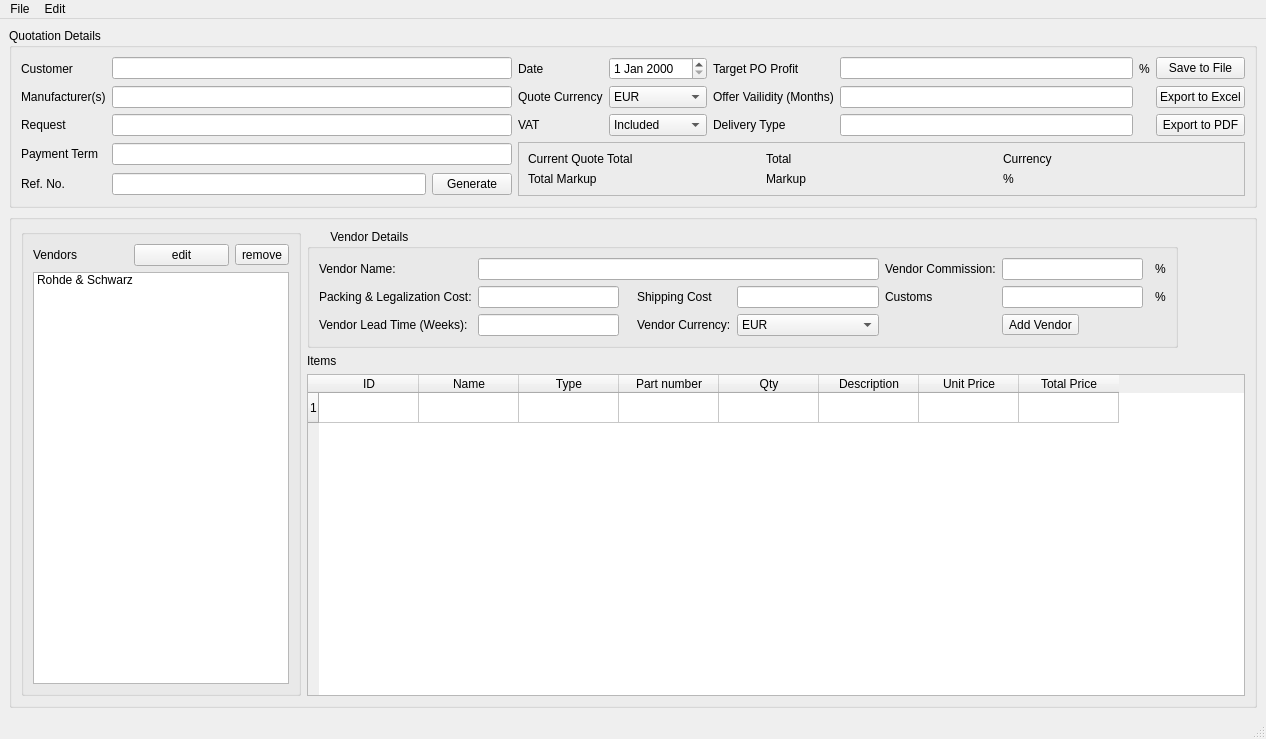
alyashraf97/QuotationCreator, file QuoteCreatorQT/main_window.ui: the form before one commit.
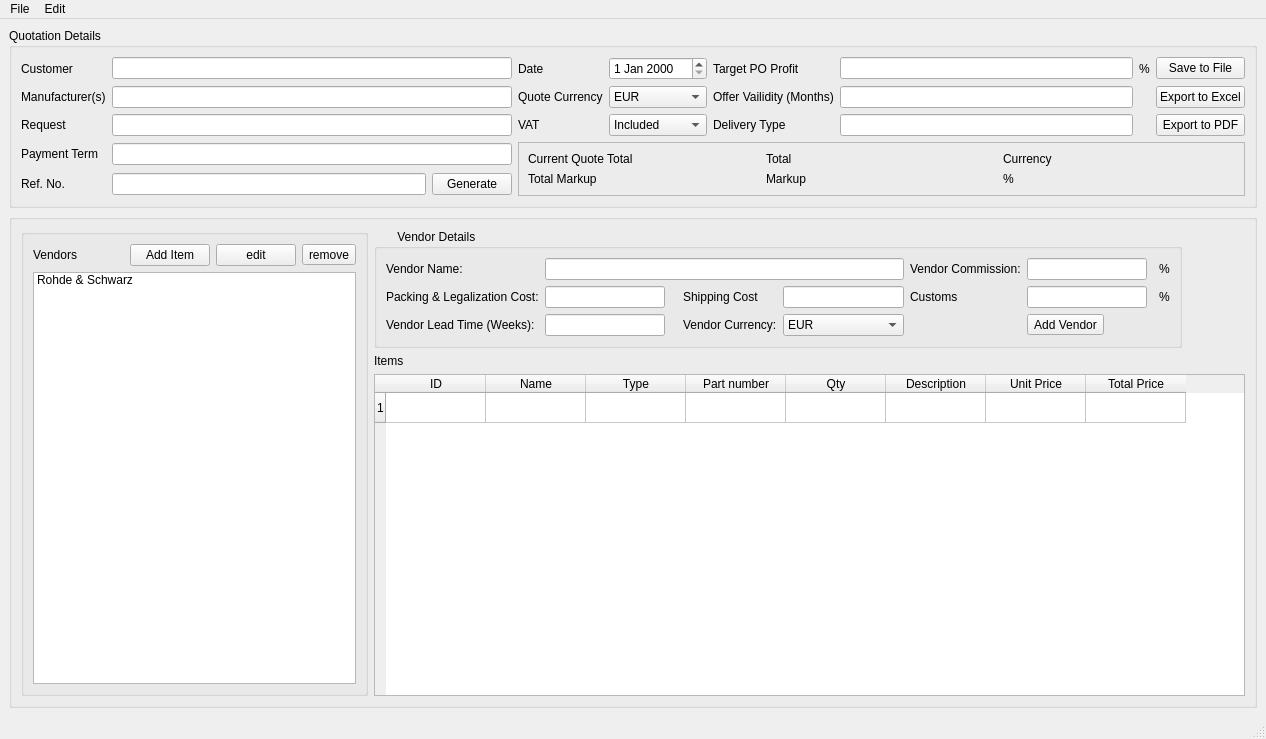
The form after the commit.

The edit to the form file:
```diff
--- a/QuoteCreatorQT/main_window.ui
+++ b/QuoteCreatorQT/main_window.ui
@@ -195,21 +195,21 @@
             </property>
            </widget>
           </item>
-          <item row="0" column="1">
+          <item row="0" column="2">
+           <widget class="QPushButton" name="pushButton">
+            <property name="text">
+             <string>Add Item</string>
+            </property>
+           </widget>
+          </item>
+          <item row="0" column="3">
            <widget class="QPushButton" name="edit_selected_vendor_button">
             <property name="text">
              <string>edit</string>
             </property>
            </widget>
           </item>
-          <item row="0" column="2">
-           <widget class="QToolButton" name="remove_selected_vendor_button">
-            <property name="text">
-             <string>remove</string>
-            </property>
-           </widget>
-          </item>
-          <item row="1" column="0" colspan="3">
+          <item row="1" column="0" colspan="5">
            <widget class="QListWidget" name="vendor_list">
             <item>
              <property name="text">
@@ -218,6 +218,26 @@
             </item>
            </widget>
           </item>
+          <item row="0" column="4">
+           <widget class="QToolButton" name="remove_selected_vendor_button">
+            <property name="text">
+             <string>remove</string>
+            </property>
+           </widget>
+          </item>
+          <item row="0" column="1">
+           <spacer name="horizontalSpacer">
+            <property name="orientation">
+             <enum>Qt::Horizontal</enum>
+            </property>
+            <property name="sizeHint" stdset="0">
+             <size>
+              <width>40</width>
+              <height>20</height>
+             </size>
+            </property>
+           </spacer>
+          </item>
          </layout>
         </widget>
        </item>
```
